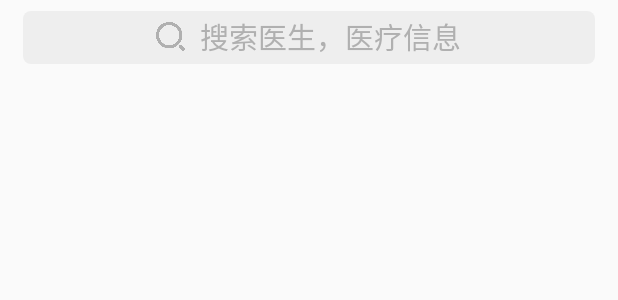
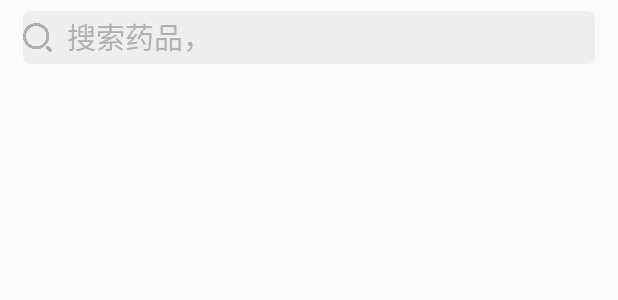
Before and after one commit to NoClay/YunHealthy, an Android app: the layout view_search_bar.xml on its own in the app's theme, with its tools: preview values and no code run, on a phone screen of 412 x 824 dp. Shown: the top 300 px of the screen. Run offline under Robolectric (Android 15) with nearby library versions, the phone set to English and light mode, and no system bars.

Commit message:
修改医生界面为百问

```diff
--- a/app/src/main/java/indi/noclay/cloudhealth/util/ConstantsConfig.java
+++ b/app/src/main/java/indi/noclay/cloudhealth/util/ConstantsConfig.java
@@ -36,7 +36,7 @@ public class ConstantsConfig {
             730, 1095, ((int) Integer.MAX_VALUE)
     };
     public static final String[] TAB_MENU = {
-            "测量", "数据", "主页", "医生", "我的"
+            "测量", "数据", "主页", "百问", "我的"
     };
 
     //目前已经可以使用的功能
--- a/app/src/main/res/layout/view_search_bar.xml
+++ b/app/src/main/res/layout/view_search_bar.xml
@@ -15,21 +15,23 @@
         <LinearLayout
             android:layout_centerInParent="true"
             android:orientation="horizontal"
-            android:layout_width="wrap_content"
-            android:layout_height="wrap_content">
+            android:layout_width="match_parent"
+            android:layout_height="match_parent">
             <ImageView
                 android:layout_gravity="center_vertical|center_horizontal"
                 android:src="@drawable/icon_search"
                 android:layout_width="19dp"
                 android:layout_height="19dp"/>
-            <TextView
+            <EditText
                 android:layout_marginLeft="10dp"
                 android:layout_gravity="center"
-                android:textColor="@color/searchBarTitle"
+                android:textColorHint="@color/searchBarTitle"
                 android:textSize="@dimen/text_title_middle"
-                android:text="搜索医生，医疗信息"
-                android:layout_width="wrap_content"
-                android:layout_height="wrap_content"/>
+                android:hint="搜索药品，"
+                android:maxLines="1"
+                android:background="@null"
+                android:layout_width="match_parent"
+                android:layout_height="match_parent"/>
         </LinearLayout>
 
     </RelativeLayout>
```
Also changed, not shown: app/src/main/java/indi/noclay/cloudhealth/MainActivityCopy.java (+4 -11 lines), app/src/main/java/indi/noclay/cloudhealth/fragment/SearchFragment.java (+28 -1 lines), app/src/main/res/layout/fragment_search.xml (+30 -2 lines).
